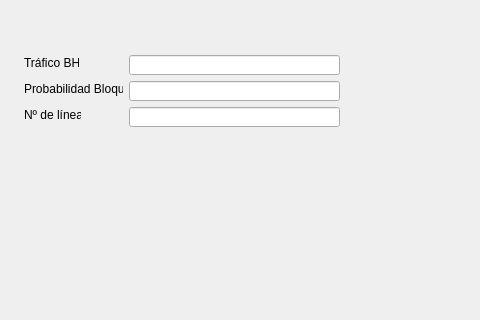
JesusdelCas99/Laboratorio_de_Telematica_P2, file Paso4.ui: the form before one commit; both pictures show x 86 to 566 and y 105 to 425 of the 566 by 425 pixel window.
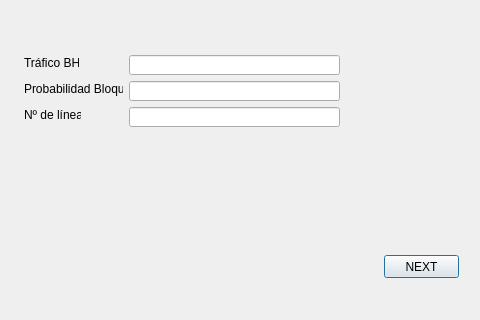
The form after the commit.

The edit to the form file:
```diff
--- a/Paso4.ui
+++ b/Paso4.ui
@@ -101,6 +101,19 @@
     </rect>
    </property>
   </widget>
+  <widget class="QPushButton" name="pushButton">
+   <property name="geometry">
+    <rect>
+     <x>470</x>
+     <y>360</y>
+     <width>75</width>
+     <height>23</height>
+    </rect>
+   </property>
+   <property name="text">
+    <string>NEXT</string>
+   </property>
+  </widget>
  </widget>
  <resources/>
  <connections/>
```
